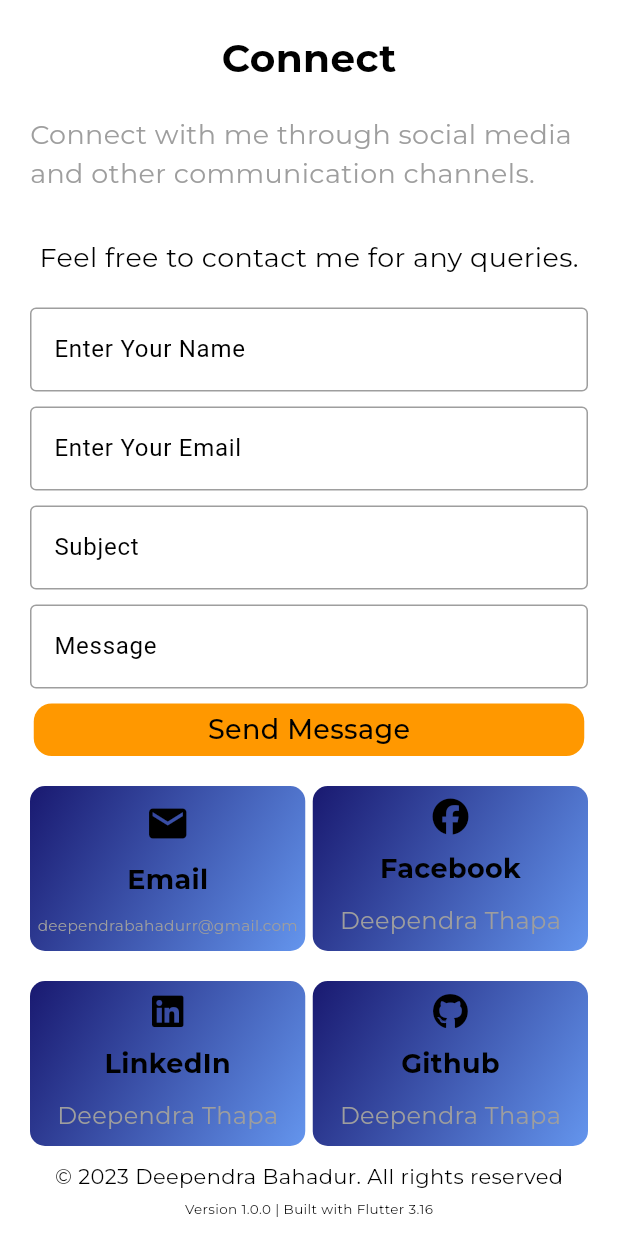
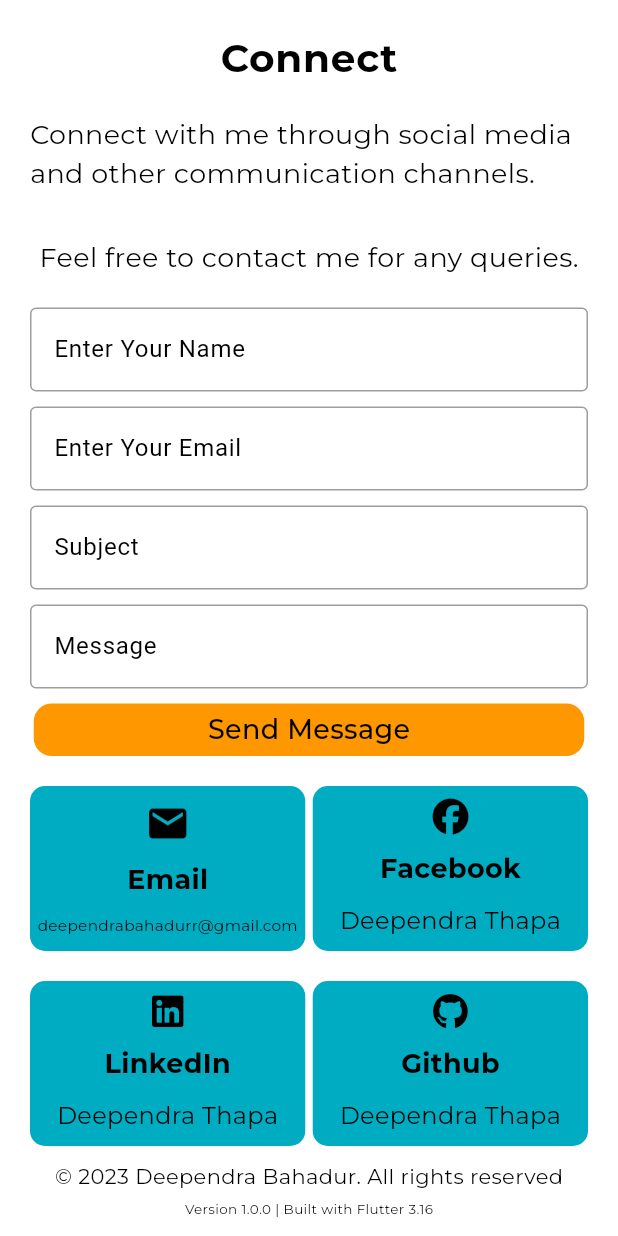
Before and after one commit to DeependraDeveloper/portfolio, a Flutter app: the Connect widget shown alone on an empty page, opened directly, on a phone screen of 412 x 824 dp. Run offline on Flutter 3.47's test engine with Material 3 defaults, Android fonts, the phone set to English and light mode, and no system bars; drawn by our look-alikes of animated_text_kit; our stand-ins replace bloc, equatable, flutter_bloc, font_awesome_flutter, google_fonts, hydrated_bloc and 1 more; missing offline and left inert: gsheets; network calls fail; key blocks and very long unbroken strings in the code were emptied for the run.

Commit message:
added colors

```diff
--- a/lib/pages/connect.dart
+++ b/lib/pages/connect.dart
@@ -87,6 +87,7 @@ class _ConnectState extends State<Connect> {
                               color: Theme.of(context).colorScheme.primary,
                               fontSize: 26,
                               fontWeight: FontWeight.bold,
+                              letterSpacing: .5,
                             ),
                           ),
                         ],
@@ -98,7 +99,7 @@ class _ConnectState extends State<Connect> {
                       Text(
                         'Connect with me through social media and other communication channels.',
                         style: GoogleFonts.montserrat(
-                          color: Colors.grey,
+                          color: Theme.of(context).colorScheme.primary,
                           fontSize: 18,
                           fontWeight: FontWeight.normal,
                         ),
@@ -304,8 +305,8 @@ class _ConnectState extends State<Connect> {
                                 width: 220,
                                 height: 110,
                                 decoration: gradientDecoration(
-                                  const Color(0xFF191970),
-                                  const Color(0xFF6495ED),
+                                  const Color(0xFF00ACC1),
+                                  const Color(0xFF00ACC1),
                                 ),
                                 child: Column(
                                   mainAxisAlignment: MainAxisAlignment.center,
@@ -333,7 +334,9 @@ class _ConnectState extends State<Connect> {
                                       child: Text(
                                         'deependrabahadurr@gmail.com',
                                         style: GoogleFonts.montserrat(
-                                          color: Colors.grey,
+                                          color: Theme.of(context)
+                                              .colorScheme
+                                              .primary,
                                         ),
                                       ),
                                     ),
@@ -359,8 +362,8 @@ class _ConnectState extends State<Connect> {
                                 width: 220,
                                 height: 110,
                                 decoration: gradientDecoration(
-                                  const Color(0xFF191970),
-                                  const Color(0xFF6495ED),
+                                  const Color(0xFF00ACC1),
+                                  const Color(0xFF00ACC1),
                                 ),
                                 child: Column(
                                   mainAxisAlignment: MainAxisAlignment.center,
@@ -389,7 +392,9 @@ class _ConnectState extends State<Connect> {
                                       child: Text(
                                         'Deependra Thapa',
                                         style: GoogleFonts.montserrat(
-                                          color: Colors.grey,
+                                          color: Theme.of(context)
+                                              .colorScheme
+                                              .primary,
                                           fontSize: 16,
                                         ),
                                       ),
@@ -424,8 +429,8 @@ class _ConnectState extends State<Connect> {
                                 height: 110,
                                 padding: paddingSymmetricSpace(5, 5),
                                 decoration: gradientDecoration(
-                                  const Color(0xFF191970),
-                                  const Color(0xFF6495ED),
+                                  const Color(0xFF00ACC1),
+                                  const Color(0xFF00ACC1),
                                 ),
                                 child: Column(
                                   mainAxisAlignment: MainAxisAlignment.center,
@@ -454,7 +459,9 @@ class _ConnectState extends State<Connect> {
                                       child: Text(
                                         'Deependra Thapa',
                                         style: GoogleFonts.montserrat(
-                                          color: Colors.grey,
+                                          color: Theme.of(context)
+                                              .colorScheme
+                                              .primary,
                                           fontSize: 16,
                                         ),
                                       ),
@@ -480,8 +487,8 @@ class _ConnectState extends State<Connect> {
                                 height: 110,
                                 padding: paddingSymmetricSpace(5, 5),
                                 decoration: gradientDecoration(
-                                  const Color(0xFF191970),
-                                  const Color(0xFF6495ED),
+                                  const Color(0xFF00ACC1),
+                                  const Color(0xFF00ACC1),
                                 ),
                                 child: Column(
                                   mainAxisAlignment: MainAxisAlignment.center,
@@ -510,7 +517,9 @@ class _ConnectState extends State<Connect> {
                                       child: Text(
                                         'Deependra Thapa',
                                         style: GoogleFonts.montserrat(
-                                          color: Colors.grey,
+                                          color: Theme.of(context)
+                                              .colorScheme
+                                              .primary,
                                           fontSize: 16,
                                         ),
                                       ),
@@ -550,7 +559,7 @@ class _ConnectState extends State<Connect> {
                       context: context,
                       barrierDismissible: false,
                       builder: (BuildContext context) {
-                      return  Center(
+                        return Center(
                           child: Text(
                             'Thank You! ❤️',
                             style: TextStyle(
@@ -596,7 +605,7 @@ class _ConnectState extends State<Connect> {
                       Text(
                         'Connect with me through social media and other communication channels.',
                         style: GoogleFonts.montserrat(
-                          color: Colors.grey,
+                           color: Theme.of(context).colorScheme.primary,
                           fontSize: 18,
                           fontWeight: FontWeight.normal,
                         ),
@@ -618,13 +627,13 @@ class _ConnectState extends State<Connect> {
                       TextField(
                         keyboardType: TextInputType.name,
                         controller: nameController,
-                        style:  TextStyle(
+                        style: TextStyle(
                           color: Theme.of(context).colorScheme.primary,
                         ),
                         decoration: InputDecoration(
                           errorText: _validate ? "Name Can't Be Empty" : null,
                           hintText: 'Enter Your Name',
-                          hintStyle:  TextStyle(
+                          hintStyle: TextStyle(
                             color: Theme.of(context).colorScheme.primary,
                           ),
                           enabledBorder: const OutlineInputBorder(
@@ -647,13 +656,13 @@ class _ConnectState extends State<Connect> {
                       TextField(
                         keyboardType: TextInputType.name,
                         controller: emailController,
-                        style:  TextStyle(
+                        style: TextStyle(
                           color: Theme.of(context).colorScheme.primary,
                         ),
                         decoration: InputDecoration(
                           errorText: _validate ? "Email Can't Be Empty" : null,
                           hintText: 'Enter Your Email',
-                          hintStyle:  TextStyle(
+                          hintStyle: TextStyle(
                             color: Theme.of(context).colorScheme.primary,
                           ),
                           enabledBorder: const OutlineInputBorder(
@@ -676,14 +685,14 @@ class _ConnectState extends State<Connect> {
                       TextField(
                         keyboardType: TextInputType.name,
                         controller: subjectController,
-                        style:  TextStyle(
+                        style: TextStyle(
                           color: Theme.of(context).colorScheme.primary,
                         ),
                         decoration: InputDecoration(
                           errorText:
                               _validate ? "Subject Can't Be Empty" : null,
                           hintText: 'Subject',
-                          hintStyle:  TextStyle(
+                          hintStyle: TextStyle(
                             color: Theme.of(context).colorScheme.primary,
                           ),
                           enabledBorder: const OutlineInputBorder(
@@ -707,14 +716,14 @@ class _ConnectState extends State<Connect> {
                       TextField(
                         keyboardType: TextInputType.name,
                         controller: messageController,
-                        style:  TextStyle(
+                        style: TextStyle(
                           color: Theme.of(context).colorScheme.primary,
                         ),
                         decoration: InputDecoration(
                           errorText:
                               _validate ? "Message Can't Be Empty" : null,
                           hintText: 'Message',
-                          hintStyle:  TextStyle(
+                          hintStyle: TextStyle(
                             color: Theme.of(context).colorScheme.primary,
                           ),
                           enabledBorder: const OutlineInputBorder(
@@ -797,8 +806,8 @@ class _ConnectState extends State<Connect> {
                               height: 110,
                               padding: paddingSymmetricSpace(5, 5),
                               decoration: gradientDecoration(
-                                const Color(0xFF191970),
-                                const Color(0xFF6495ED),
+                                  const Color(0xFF304FFE), // Dark Blue
+                                  const Color(0xFF00BCD4) // Cyan-Blue
                                   ),
                               child: Column(
                                 mainAxisAlignment: MainAxisAlignment.center,
@@ -824,7 +833,8 @@ class _ConnectState extends State<Connect> {
                                     'deependrabahadurr@gmail.com',
                                     maxLines: 1,
                                     style: GoogleFonts.montserrat(
-                                      color: Colors.grey,
+                                      color:
+                                          Theme.of(context).colorScheme.primary,
                                       fontSize: 16,
                                     ),
                                   ),
@@ -848,8 +858,8 @@ class _ConnectState extends State<Connect> {
                               height: 110,
                               padding: paddingSymmetricSpace(5, 5),
                               decoration: gradientDecoration(
-                                const Color(0xFF191970),
-                                const Color(0xFF6495ED),
+                                  const Color(0xFF304FFE), // Dark Blue
+                                  const Color(0xFF00BCD4) // Cyan-Blue
                                   ),
                               child: Column(
                                 mainAxisAlignment: MainAxisAlignment.center,
@@ -874,7 +884,8 @@ class _ConnectState extends State<Connect> {
                                   Text(
                                     'Deependra Thapa',
                                     style: GoogleFonts.montserrat(
-                                      color: Colors.grey,
+                                      color:
+                                          Theme.of(context).colorScheme.primary,
                                       fontSize: 16,
                                     ),
                                   ),
@@ -903,8 +914,8 @@ class _ConnectState extends State<Connect> {
                               height: 110,
                               padding: paddingSymmetricSpace(5, 5),
                               decoration: gradientDecoration(
-                                const Color(0xFF191970),
-                                const Color(0xFF6495ED),
+                                  const Color(0xFF304FFE), // Dark Blue
+                                  const Color(0xFF00BCD4) // Cyan-Blue
                                   ),
                               child: Column(
                                 mainAxisAlignment: MainAxisAlignment.center,
@@ -929,7 +940,8 @@ class _ConnectState extends State<Connect> {
                                   Text(
                                     'Deependra Thapa',
                                     style: GoogleFonts.montserrat(
-                                      color: Colors.grey,
+                                      color:
+                                          Theme.of(context).colorScheme.primary,
                                       fontSize: 16,
                                     ),
                                   ),
@@ -952,8 +964,8 @@ class _ConnectState extends State<Connect> {
                               height: 110,
                               padding: paddingSymmetricSpace(5, 5),
                               decoration: gradientDecoration(
-                                const Color(0xFF191970),
-                                const Color(0xFF6495ED),
+                                  const Color(0xFF304FFE), // Dark Blue
+                                  const Color(0xFF00BCD4) // Cyan-Blue
                                   ),
                               child: Column(
                                 mainAxisAlignment: MainAxisAlignment.center,
@@ -978,7 +990,8 @@ class _ConnectState extends State<Connect> {
                                   Text(
                                     'Deependra Thapa',
                                     style: GoogleFonts.montserrat(
-                                      color: Colors.grey,
+                                      color:
+                                          Theme.of(context).colorScheme.primary,
                                       fontSize: 16,
                                     ),
                                   ),
@@ -1016,7 +1029,7 @@ class _ConnectState extends State<Connect> {
                       context: context,
                       barrierDismissible: false,
                       builder: (BuildContext context) {
-                        return  Center(
+                        return Center(
                           child: Text(
                             'Thank You! ❤️',
                             style: TextStyle(
@@ -1062,7 +1075,7 @@ class _ConnectState extends State<Connect> {
                       Text(
                         'Connect with me through social media and other communication channels.',
                         style: GoogleFonts.montserrat(
-                          color: Colors.grey,
+                          color: Theme.of(context).colorScheme.primary,
                           fontSize: 20,
                           fontWeight: FontWeight.normal,
                         ),
@@ -1094,7 +1107,7 @@ class _ConnectState extends State<Connect> {
                                 TextField(
                                   keyboardType: TextInputType.name,
                                   controller: nameController,
-                                  style:  TextStyle(
+                                  style: TextStyle(
                                     color:
                                         Theme.of(context).colorScheme.primary,
                                   ),
@@ -1105,7 +1118,7 @@ class _ConnectState extends State<Connect> {
                                     fillColor: Colors.transparent,
                                     filled: true,
                                     hintText: 'Enter Your Name',
-                                    hintStyle:  TextStyle(
+                                    hintStyle: TextStyle(
                                       color:
                                           Theme.of(context).colorScheme.primary,
                                     ),
@@ -1129,7 +1142,7 @@ class _ConnectState extends State<Connect> {
                                 TextField(
                                   keyboardType: TextInputType.name,
                                   controller: emailController,
-                                  style:  TextStyle(
+                                  style: TextStyle(
                                     color:
                                         Theme.of(context).colorScheme.primary,
                                   ),
@@ -1138,7 +1151,7 @@ class _ConnectState extends State<Connect> {
                                         ? "Email Can't Be Empty"
                                         : null,
                                     hintText: 'Enter Your Email',
-                                    hintStyle:  TextStyle(
+                                    hintStyle: TextStyle(
                                       color:
                                           Theme.of(context).colorScheme.primary,
                                     ),
@@ -1161,7 +1174,7 @@ class _ConnectState extends State<Connect> {
                                 TextField(
                                   keyboardType: TextInputType.name,
                                   controller: subjectController,
-                                  style:  TextStyle(
+                                  style: TextStyle(
                                     color:
                                         Theme.of(context).colorScheme.primary,
                                   ),
@@ -1170,7 +1183,7 @@ class _ConnectState extends State<Connect> {
                                         ? "Subject Can't Be Empty"
                                         : null,
                                     hintText: 'Subject',
-                                    hintStyle:  TextStyle(
+                                    hintStyle: TextStyle(
                                       color:
                                           Theme.of(context).colorScheme.primary,
                                     ),
@@ -1193,7 +1206,7 @@ class _ConnectState extends State<Connect> {
                                 TextField(
                                   keyboardType: TextInputType.name,
                                   controller: messageController,
-                                  style:  TextStyle(
+                                  style: TextStyle(
                                     color:
                                         Theme.of(context).colorScheme.primary,
                                   ),
@@ -1202,7 +1215,7 @@ class _ConnectState extends State<Connect> {
                                         ? "Message Can't Be Empty"
                                         : null,
                                     hintText: 'Say Hi!',
-                                    hintStyle:  TextStyle(
+                                    hintStyle: TextStyle(
                                       color:
                                           Theme.of(context).colorScheme.primary,
                                     ),
@@ -1291,8 +1304,9 @@ class _ConnectState extends State<Connect> {
                                       height: 140,
                                       padding: paddingSymmetricSpace(5, 5),
                                       decoration: gradientDecoration(
-                                        const Color(0xFF191970),
-                                        const Color(0xFF6495ED),
+                                          const Color(
+                                              0xFFFFD600), // Dark Yellow
+                                          const Color(0xFFFFEA00) // Yellow
                                           ),
                                       child: Column(
                                         mainAxisAlignment:
@@ -1320,7 +1334,9 @@ class _ConnectState extends State<Connect> {
                                           Text(
                                             'deependrabahadurr@gmail.com',
                                             style: GoogleFonts.montserrat(
-                                              color: Colors.grey,
+                                              color: Theme.of(context)
+                                                  .colorScheme
+                                                  .primary,
                                               fontSize: 16,
                                             ),
                                           ),
@@ -1344,8 +1360,9 @@ class _ConnectState extends State<Connect> {
                                       height: 140,
                                       padding: paddingSymmetricSpace(5, 5),
                                       decoration: gradientDecoration(
-                                        const Color(0xFF191970),
-                                        const Color(0xFF6495ED),
+                                          const Color(
+                                              0xFFFFD600), // Dark Yellow
+                                          const Color(0xFFFFEA00) // Yellow
                                           ),
                                       child: Column(
                                         mainAxisAlignment:
@@ -1373,7 +1390,9 @@ class _ConnectState extends State<Connect> {
                                           Text(
                                             'Deependra Thapa',
                                             style: GoogleFonts.montserrat(
-                                              color: Colors.grey,
+                                              color: Theme.of(context)
+                                                  .colorScheme
+                                                  .primary,
                                               fontSize: 16,
                                             ),
                                           ),
@@ -1401,8 +1420,9 @@ class _ConnectState extends State<Connect> {
                                       height: 140,
                                       padding: paddingSymmetricSpace(5, 5),
                                       decoration: gradientDecoration(
-                                        const Color(0xFF191970),
-                                        const Color(0xFF6495ED),
+                                          const Color(
+                                              0xFFFFD600), // Dark Yellow
+                                          const Color(0xFFFFEA00) // Yellow
                                           ),
                                       child: Column(
                                         mainAxisAlignment:
@@ -1430,7 +1450,9 @@ class _ConnectState extends State<Connect> {
                                           Text(
                                             'Deependra Thapa',
                                             style: GoogleFonts.montserrat(
-                                              color: Colors.grey,
+                                              color: Theme.of(context)
+                                                  .colorScheme
+                                                  .primary,
                                               fontSize: 16,
                                             ),
                                           ),
@@ -1454,8 +1476,9 @@ class _ConnectState extends State<Connect> {
                                       height: 140,
                                       padding: paddingSymmetricSpace(5, 5),
                                       decoration: gradientDecoration(
-                                        const Color(0xFF191970),
-                                        const Color(0xFF6495ED),
+                                          const Color(
+                                              0xFFFFD600), // Dark Yellow
+                                          const Color(0xFFFFEA00) // Yellow
                                           ),
                                       child: Column(
                                         mainAxisAlignment:
@@ -1483,7 +1506,9 @@ class _ConnectState extends State<Connect> {
                                           Text(
                                             'Deependra Thapa',
                                             style: GoogleFonts.montserrat(
-                                                color: Colors.grey,
+                                                color: Theme.of(context)
+                                                    .colorScheme
+                                                    .primary,
                                                 fontSize: 16),
                                           ),
                                         ],
```
Also changed, not shown: lib/colors.dart (deleted, +0 -69 lines), lib/pages/education.dart (+60 -45 lines), lib/pages/experience.dart (+121 -81 lines), flutter_01.png (deleted). Lines whose indentation alone changed are shown as unchanged.
